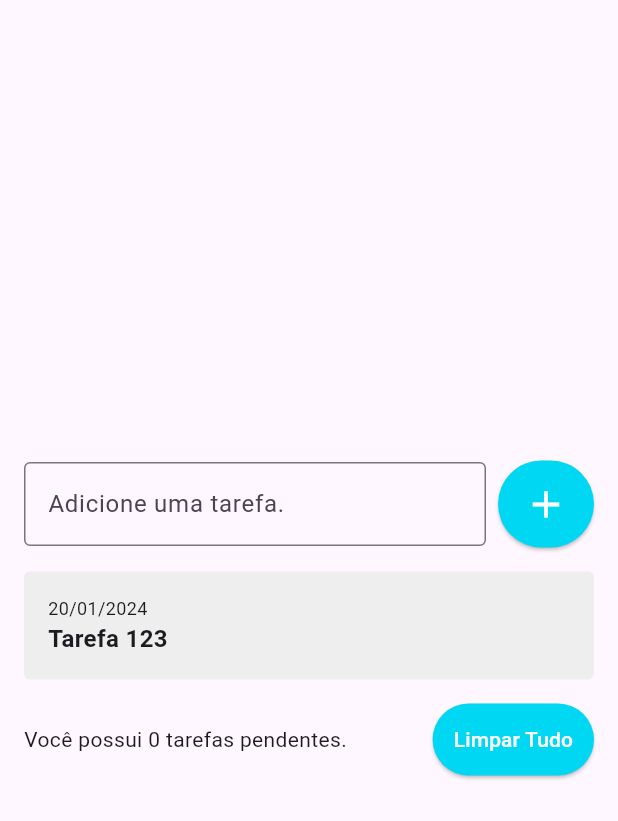
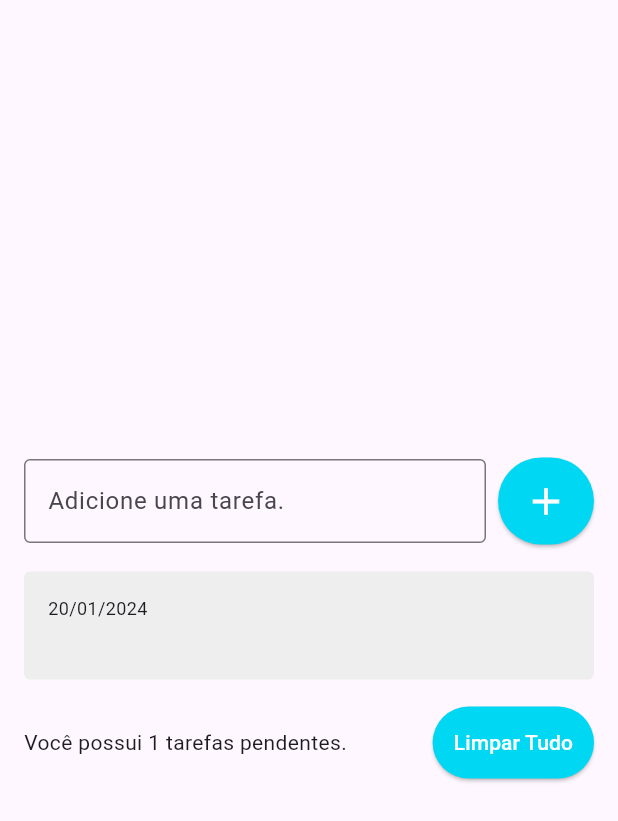
Before and after one commit to iraponan/todo_list, a Flutter app: the screen it shows after launch, after a tap on the "add" icon, on a phone screen of 412 x 824 dp. Shown: the top 821 px of the screen. Run offline on Flutter 3.47's test engine with Material 3 defaults, Android fonts, the phone set to English and light mode, and no system bars.

Commit message:
Melhorando a interface do app.

```diff
--- a/lib/pages/todo_list_page.dart
+++ b/lib/pages/todo_list_page.dart
@@ -15,12 +15,11 @@ class _TodoListPageState extends State<TodoListPage> {
 
   @override
   Widget build(BuildContext context) {
-    return Scaffold(
+    return SafeArea(
+      child: Scaffold(
         body: Center(
           child: Padding(
-          padding: const EdgeInsets.symmetric(
-            horizontal: 16,
-          ),
+            padding: const EdgeInsets.all(16),
             child: Column(
               mainAxisSize: MainAxisSize.min,
               children: [
@@ -67,7 +66,9 @@ class _TodoListPageState extends State<TodoListPage> {
                     shrinkWrap: true,
                     children: [
                       for (String todo in todos)
-                      const TodoListItem(),
+                        TodoListItem(
+                          title: todo,
+                        ),
                     ],
                   ),
                 ),
@@ -76,9 +77,9 @@ class _TodoListPageState extends State<TodoListPage> {
                 ),
                 Row(
                   children: [
-                  const Expanded(
+                    Expanded(
                       child: Text(
-                      'Você possui 0 tarefas pendentes.',
+                        'Você possui ${todos.length} tarefas pendentes.',
                       ),
                     ),
                     const SizedBox(
@@ -101,6 +102,7 @@ class _TodoListPageState extends State<TodoListPage> {
             ),
           ),
         ),
+      ),
     );
   }
 }
--- a/lib/widgets/todo_list_item.dart
+++ b/lib/widgets/todo_list_item.dart
@@ -1,7 +1,9 @@
 import 'package:flutter/material.dart';
 
 class TodoListItem extends StatelessWidget {
-  const TodoListItem({super.key});
+  const TodoListItem({super.key, required this.title});
+
+  final String title;
 
   @override
   Widget build(BuildContext context) {
@@ -10,19 +12,20 @@ class TodoListItem extends StatelessWidget {
         borderRadius: BorderRadius.circular(4),
         color: Colors.grey[200],
       ),
+      margin: const EdgeInsets.symmetric(vertical: 2),
       padding: const EdgeInsets.all(16),
-      child: const Column(
+      child: Column(
         crossAxisAlignment: CrossAxisAlignment.start,
         children: [
-          Text(
+          const Text(
             '20/01/2024',
             style: TextStyle(
               fontSize: 12,
             ),
           ),
           Text(
-            'Tarefa 123',
-            style: TextStyle(
+            title,
+            style: const TextStyle(
               fontSize: 16,
               fontWeight: FontWeight.w600,
             ),
```
Lines whose indentation alone changed are shown as unchanged.
